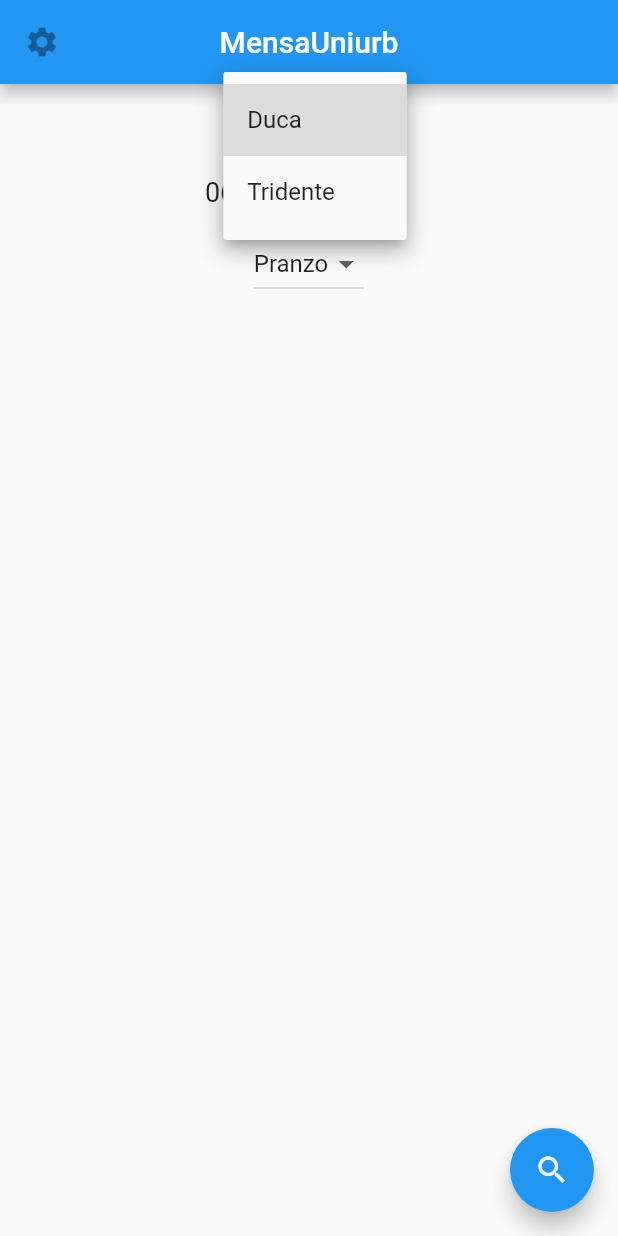
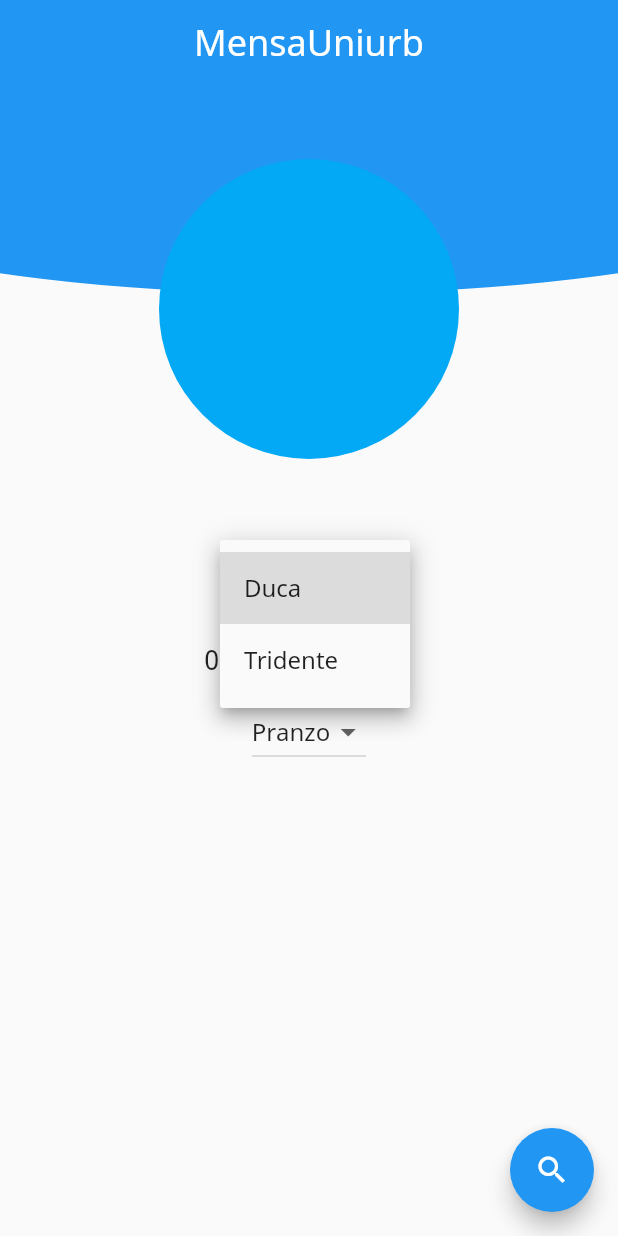
Before and after one commit to GitWizards/MensaUniurbBot, a Flutter app: the screen it shows after launch, after a tap on "Duca", on a phone screen of 412 x 824 dp. Run offline on Flutter 3.47's test engine with Material 2 defaults, Android fonts, the phone set to English and light mode, and no system bars.

Commit message:
Landing screen and font changes

```diff
--- a/mensa_uniurb_app/lib/main.dart
+++ b/mensa_uniurb_app/lib/main.dart
@@ -1,5 +1,6 @@
 import 'dart:convert';
 
+import 'package:flutter/cupertino.dart';
 import 'package:flutter/material.dart';
 import 'package:flutter/services.dart';
 import 'package:http/http.dart' as http;
@@ -17,11 +18,14 @@ class MensaUniurb extends StatelessWidget {
     return MaterialApp(
       title: title,
       theme: ThemeData(
-        // Primary color
+        // Primary colors
         primarySwatch: Colors.blue,
+        accentColor: Colors.blue,
 
         // Dark mode
         // brightness: Brightness.dark,
+
+        fontFamily: 'Noto',
       ),
 
       // Define application routes to various screens
@@ -57,14 +61,21 @@ class _SearchScreenState extends State<SearchScreen> {
     return Scaffold(
       // Top appbar with title
       appBar: AppBar(
-        title: Text(widget.title),
+        title: Text(
+          widget.title,
+          style: TextStyle(fontSize: 24),
+        ),
         centerTitle: true,
-        leading: IconButton(icon: Icon(Icons.settings)),
+        // leading: IconButton(
+        //   icon: Icon(Icons.menu),
+        // ),
+        flexibleSpace: CustomPaint(painter: CircleAppBar()),
       ),
       // Body of the screen
-      body: Container(
-        child: Column(
-          // crossAxisAlignment: CrossAxisAlignment.center,
+      body: Column(
+          mainAxisAlignment: MainAxisAlignment.center,
+          children: <Widget>[
+            Column(
               children: <Widget>[
                 new Row(
                   // Select kitchen
@@ -132,7 +143,7 @@ class _SearchScreenState extends State<SearchScreen> {
                 )
               ],
             ),
-      ),
+          ]),
 
       // Button to start query
       floatingActionButton: FloatingActionButton(
@@ -184,20 +195,18 @@ class ResultScreen extends StatelessWidget {
           } else {
             List content = snapshot.data;
 
-            return new Column(
-              children: <Widget>[
+            // If some content exists
+            if (content.isNotEmpty) {
+              // Create and return the list
+              return new Column(children: <Widget>[
                 Expanded(child: ListView(children: content)),
-              ],
+              ]);
+            } else {
+              // If the result is empty display something else
+              return new Center(
+                child: Text("Empty"),
               );
-            // If some content exists
-            // if (content.isNotEmpty) {
-            //   // Create and return the list
-            // } else {
-            //   // If the result is empty display something else
-            //   return new Center(
-            //     child: Icon(Icons.local_dining),
-            //   );
-            // }
+            }
           }
         },
       ),
@@ -226,7 +235,7 @@ class ResultScreen extends StatelessWidget {
     } on Exception {}
 
     // If no results then return the empty list
-    if (result.isEmpty) return list;
+    if (result['menu']['first'].isEmpty) return list;
 
     // Loop through keys of the json
     for (String type in result['menu'].keys) {
@@ -243,19 +252,23 @@ class ResultScreen extends StatelessWidget {
           // and add them as subtitle
           item = item.replaceAll(infos, '');
           infos = infos.toUpperCase();
-        } else {
-          // Otherwise just put a place holder
-          infos = '-';
-        }
 
-        // Add the item to the list
+          // Add the item to the list with subtitle
           list.add(Card(
             child: ListTile(
               title: Text('$item'),
               subtitle: Text('$infos'),
-            leading: Icon(Icons.local_dining),
+              // leading: Icon(Icons.local_dining),
             ),
           ));
+        } else {
+          // Otherwise add it without anything
+          list.add(Card(
+            child: ListTile(
+              title: Text('$item'),
+            ),
+          ));
+        }
       }
 
       // Put a divider after each group
@@ -279,3 +292,27 @@ class SearchArguments {
 
   SearchArguments(this.kitchen, this.date, this.meal);
 }
+
+class CircleAppBar extends CustomPainter {
+  @override
+  void paint(Canvas canvas, Size size) {
+    final paint = Paint();
+    // set the color property of the paint
+    paint.color = Colors.blue;
+
+    // center of the canvas is (x,y) => (width/2, height/2)
+    var shape =
+        Rect.fromLTWH(-size.width / 2, -10, size.width * 2, size.width / 2);
+
+    canvas.drawArc(shape, 0, 10, true, paint);
+
+    paint.color = Colors.lightBlue;
+
+    var middle = Offset(size.width / 2, size.width / 2);
+
+    canvas.drawCircle(middle, 100.0, paint);
+  }
+
+  @override
+  bool shouldRepaint(CustomPainter oldDelegate) => false;
+}
--- a/mensa_uniurb_app/pubspec.yaml
+++ b/mensa_uniurb_app/pubspec.yaml
@@ -9,6 +9,7 @@ environment:
 dependencies:
   flutter:
     sdk: flutter
+
   http: ^0.12.0+2
   intl: ^0.15.8
   cupertino_icons: ^0.1.2
@@ -21,3 +22,8 @@ dev_dependencies:
 # The following section is specific to Flutter.
 flutter:
   uses-material-design: true
+  fonts:
+    - family: Noto
+      fonts:
+        - asset: fonts/NotoSans-Bold.ttf
+        - asset: fonts/NotoSans-Regular.ttf
```
Also changed, not shown: mensa_uniurb_app/fonts/NotoSans-Bold.ttf (added), mensa_uniurb_app/fonts/NotoSans-Regular.ttf (added), 1 other file. Lines whose indentation alone changed are shown as unchanged.
